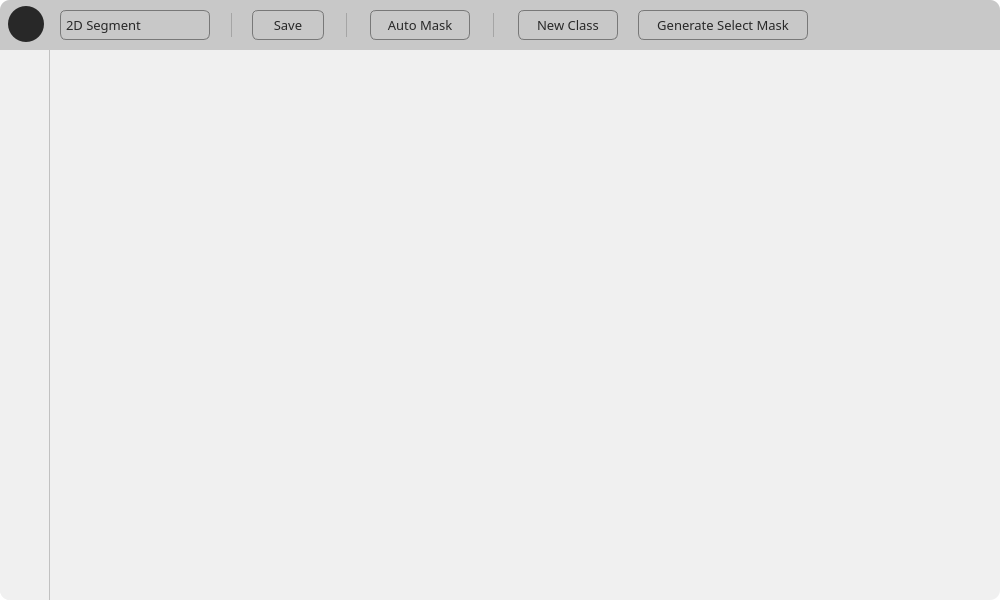
KatouMegumii/easy-to-segment, file main_structure.ui: the form before one commit.
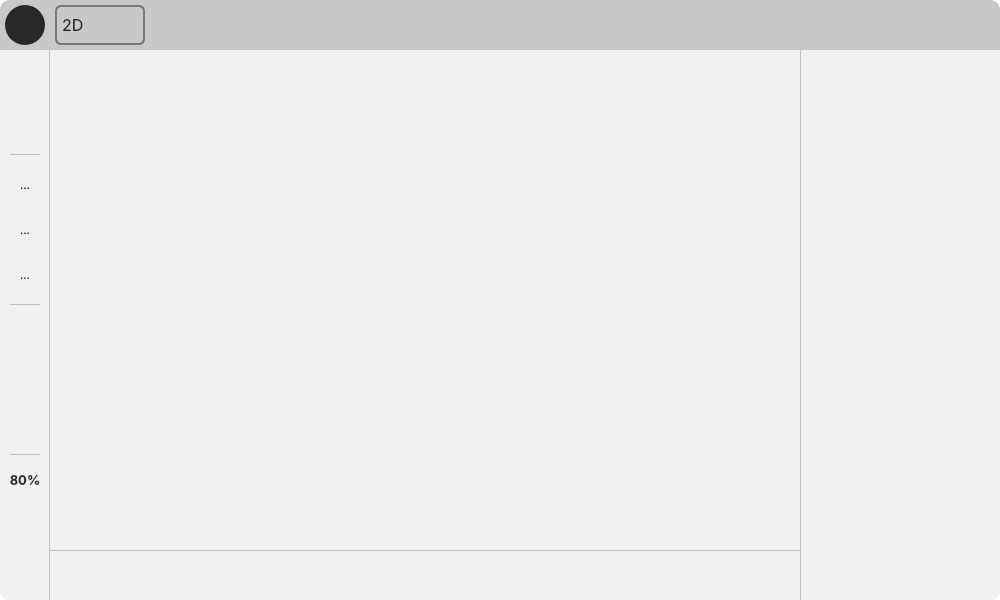
The form after the commit. Icons and pictures are not drawn.

Commit message: function bar updated

Patch:
```diff
--- a/main_structure.ui
+++ b/main_structure.ui
@@ -82,15 +82,19 @@
     <widget class="QPushButton" name="button_import">
      <property name="geometry">
       <rect>
-       <x>8</x>
-       <y>6</y>
-       <width>36</width>
-       <height>36</height>
+       <x>5</x>
+       <y>5</y>
+       <width>40</width>
+       <height>40</height>
       </rect>
      </property>
      <property name="styleSheet">
       <string notr="true">QPushButton{
-border-radius: 18px;
+border-radius: 20px;
+min-width:40px;
+max-width:40px;
+min-height:40px;
+max-height:40px;
 background-color: rgb(40, 40, 40)
 }
 
@@ -111,24 +115,24 @@
      </property>
      <property name="iconSize">
       <size>
-       <width>18</width>
-       <height>18</height>
+       <width>24</width>
+       <height>24</height>
       </size>
      </property>
     </widget>
     <widget class="QComboBox" name="cbox_mode">
      <property name="geometry">
       <rect>
-       <x>60</x>
-       <y>10</y>
-       <width>150</width>
-       <height>30</height>
+       <x>55</x>
+       <y>5</y>
+       <width>90</width>
+       <height>40</height>
       </rect>
      </property>
      <property name="font">
       <font>
-       <family>苹方 中等</family>
-       <pointsize>10</pointsize>
+       <family>SF Pro Display</family>
+       <pointsize>12</pointsize>
        <bold>false</bold>
       </font>
      </property>
@@ -137,7 +141,7 @@
      </property>
      <property name="styleSheet">
       <string notr="true">QComboBox {
-    border: 1px solid rgb(120,120,120); 
+    border: 2px solid rgb(120,120,120); 
     border-radius: 6px;
     color: rgb(40,40,40);
     padding-left:5px;
@@ -159,13 +163,13 @@
      </property>
      <property name="iconSize">
       <size>
-       <width>18</width>
-       <height>18</height>
+       <width>24</width>
+       <height>24</height>
       </size>
      </property>
      <item>
       <property name="text">
-       <string>2D Segment</string>
+       <string>2D</string>
       </property>
       <property name="icon">
        <iconset>
@@ -182,255 +186,6 @@
       </property>
      </item>
     </widget>
-    <widget class="QFrame" name="frame_top_divide1">
-     <property name="geometry">
-      <rect>
-       <x>230</x>
-       <y>13</y>
-       <width>2</width>
-       <height>24</height>
-      </rect>
-     </property>
-     <property name="styleSheet">
-      <string notr="true">border-right: 1px solid rgba(160, 160, 160,220)</string>
-     </property>
-     <property name="frameShape">
-      <enum>QFrame::StyledPanel</enum>
-     </property>
-     <property name="frameShadow">
-      <enum>QFrame::Raised</enum>
-     </property>
-    </widget>
-    <widget class="QPushButton" name="button_new_class">
-     <property name="geometry">
-      <rect>
-       <x>518</x>
-       <y>10</y>
-       <width>100</width>
-       <height>30</height>
-      </rect>
-     </property>
-     <property name="font">
-      <font>
-       <family>苹方 中等</family>
-       <pointsize>10</pointsize>
-       <bold>false</bold>
-      </font>
-     </property>
-     <property name="styleSheet">
-      <string notr="true">QPushButton{
-border-radius: 6px;
-border: 1px solid rgb(120,120,120);
-color: rgb(40,40,40);
-}
-
-QPushButton:hover{
-border: 1px solid rgba(40,40,40,220);
-background-color: rgba(40, 40, 40,220);
-color: rgb(255,255,255)
-}
-QPushButton:pressed{
-border: 1px solid rgba(0,0,0,240);
-background-color: rgba(0,0,0,240);
-color: rgb(255,255,255)
-}</string>
-     </property>
-     <property name="text">
-      <string>New Class</string>
-     </property>
-     <property name="icon">
-      <iconset>
-       <normaloff>../easy-to-segment/UI icon/square-add.svg</normaloff>../easy-to-segment/UI icon/square-add.svg</iconset>
-     </property>
-     <property name="iconSize">
-      <size>
-       <width>18</width>
-       <height>18</height>
-      </size>
-     </property>
-    </widget>
-    <widget class="QFrame" name="frame_top_divide3">
-     <property name="geometry">
-      <rect>
-       <x>492</x>
-       <y>13</y>
-       <width>2</width>
-       <height>24</height>
-      </rect>
-     </property>
-     <property name="styleSheet">
-      <string notr="true">border-right: 1px solid rgba(160, 160, 160, 220)</string>
-     </property>
-     <property name="frameShape">
-      <enum>QFrame::StyledPanel</enum>
-     </property>
-     <property name="frameShadow">
-      <enum>QFrame::Raised</enum>
-     </property>
-    </widget>
-    <widget class="QPushButton" name="button_generate_mask">
-     <property name="geometry">
-      <rect>
-       <x>638</x>
-       <y>10</y>
-       <width>170</width>
-       <height>30</height>
-      </rect>
-     </property>
-     <property name="font">
-      <font>
-       <family>苹方 中等</family>
-       <pointsize>10</pointsize>
-       <bold>false</bold>
-      </font>
-     </property>
-     <property name="styleSheet">
-      <string notr="true">QPushButton{
-border-radius: 6px;
-border: 1px solid rgb(120,120,120);
-color: rgb(40,40,40);
-}
-
-QPushButton:hover{
-border: 1px solid rgba(40,40,40,220);
-background-color: rgba(40, 40, 40,220);
-color: rgb(255,255,255)
-}
-QPushButton:pressed{
-border: 1px solid rgba(0,0,0,240);
-background-color: rgba(0,0,0,240);
-color: rgb(255,255,255)
-}</string>
-     </property>
-     <property name="text">
-      <string>Generate Select Mask</string>
-     </property>
-     <property name="icon">
-      <iconset>
-       <normaloff>../easy-to-segment/UI icon/generate-mask.svg</normaloff>../easy-to-segment/UI icon/generate-mask.svg</iconset>
-     </property>
-     <property name="iconSize">
-      <size>
-       <width>18</width>
-       <height>18</height>
-      </size>
-     </property>
-    </widget>
-    <widget class="QPushButton" name="button_save">
-     <property name="geometry">
-      <rect>
-       <x>252</x>
-       <y>10</y>
-       <width>72</width>
-       <height>30</height>
-      </rect>
-     </property>
-     <property name="font">
-      <font>
-       <family>苹方 中等</family>
-       <pointsize>10</pointsize>
-       <bold>false</bold>
-      </font>
-     </property>
-     <property name="styleSheet">
-      <string notr="true">QPushButton{
-border-radius: 6px;
-border: 1px solid rgb(120,120,120);
-color: rgb(40,40,40);
-}
-
-QPushButton:hover{
-border: 1px solid rgba(40,40,40,220);
-background-color: rgba(40, 40, 40,220);
-color: rgb(255,255,255)
-}
-QPushButton:pressed{
-border: 1px solid rgba(0,0,0,240);
-background-color: rgba(0,0,0,240);
-color: rgb(255,255,255)
-}</string>
-     </property>
-     <property name="text">
-      <string>Save</string>
-     </property>
-     <property name="icon">
-      <iconset>
-       <normaloff>../easy-to-segment/UI icon/save.svg</normaloff>../easy-to-segment/UI icon/save.svg</iconset>
-     </property>
-     <property name="iconSize">
-      <size>
-       <width>18</width>
-       <height>18</height>
-      </size>
-     </property>
-    </widget>
-    <widget class="QFrame" name="frame_top_divide2">
-     <property name="geometry">
-      <rect>
-       <x>345</x>
-       <y>13</y>
-       <width>2</width>
-       <height>24</height>
-      </rect>
-     </property>
-     <property name="styleSheet">
-      <string notr="true">border-right: 1px solid rgba(160, 160, 160, 220)</string>
-     </property>
-     <property name="frameShape">
-      <enum>QFrame::StyledPanel</enum>
-     </property>
-     <property name="frameShadow">
-      <enum>QFrame::Raised</enum>
-     </property>
-    </widget>
-    <widget class="QPushButton" name="button_auto_mask">
-     <property name="geometry">
-      <rect>
-       <x>370</x>
-       <y>10</y>
-       <width>100</width>
-       <height>30</height>
-      </rect>
-     </property>
-     <property name="font">
-      <font>
-       <family>苹方 中等</family>
-       <pointsize>10</pointsize>
-       <bold>false</bold>
-      </font>
-     </property>
-     <property name="styleSheet">
-      <string notr="true">QPushButton{
-border-radius: 6px;
-border: 1px solid rgb(120,120,120);
-color: rgb(40,40,40);
-}
-
-QPushButton:hover{
-border: 1px solid rgba(40,40,40,220);
-background-color: rgba(40, 40, 40,220);
-color: rgb(255,255,255)
-}
-QPushButton:pressed{
-border: 1px solid rgba(0,0,0,240);
-background-color: rgba(0,0,0,240);
-color: rgb(255,255,255)
-}</string>
-     </property>
-     <property name="text">
-      <string>Auto Mask</string>
-     </property>
-     <property name="icon">
-      <iconset>
-       <normaloff>../easy-to-segment/UI icon/magic.svg</normaloff>../easy-to-segment/UI icon/magic.svg</iconset>
-     </property>
-     <property name="iconSize">
-      <size>
-       <width>18</width>
-       <height>18</height>
-      </size>
-     </property>
-    </widget>
     <widget class="QFrame" name="frame_top_right">
      <property name="geometry">
       <rect>
@@ -550,6 +305,726 @@
      </property>
      <property name="styleSheet">
       <string notr="true">border-right: 0.5px solid rgba(180, 180, 180, 200)</string>
+     </property>
+     <property name="frameShape">
+      <enum>QFrame::StyledPanel</enum>
+     </property>
+     <property name="frameShadow">
+      <enum>QFrame::Raised</enum>
+     </property>
+    </widget>
+    <widget class="QFrame" name="frame_operation">
+     <property name="geometry">
+      <rect>
+       <x>0</x>
+       <y>255</y>
+       <width>50</width>
+       <height>150</height>
+      </rect>
+     </property>
+     <property name="styleSheet">
+      <string notr="true">background: transparent;</string>
+     </property>
+     <property name="frameShape">
+      <enum>QFrame::StyledPanel</enum>
+     </property>
+     <property name="frameShadow">
+      <enum>QFrame::Raised</enum>
+     </property>
+     <widget class="QPushButton" name="button_undo">
+      <property name="geometry">
+       <rect>
+        <x>5</x>
+        <y>10</y>
+        <width>40</width>
+        <height>40</height>
+       </rect>
+      </property>
+      <property name="styleSheet">
+       <string notr="true">QPushButton{
+border-radius: 5px;
+min-width:40px;
+max-width:40px;
+min-height:40px;
+max-height:40px;
+}
+
+QPushButton:hover{
+background-color: rgba(40,40,40,100);
+icon: url(D:/Python Coding/easy-to-segment/UI icon/undo-white.svg);
+}
+
+QPushButton:pressed{
+border: transparent;
+background-color: rgba(20,20,20,200);
+icon: url(D:/Python Coding/easy-to-segment/UI icon/undo-white.svg);
+}</string>
+      </property>
+      <property name="text">
+       <string/>
+      </property>
+      <property name="icon">
+       <iconset>
+        <normaloff>UI icon/undo.svg</normaloff>UI icon/undo.svg</iconset>
+      </property>
+      <property name="iconSize">
+       <size>
+        <width>24</width>
+        <height>24</height>
+       </size>
+      </property>
+     </widget>
+     <widget class="QPushButton" name="button_redo">
+      <property name="geometry">
+       <rect>
+        <x>5</x>
+        <y>55</y>
+        <width>40</width>
+        <height>40</height>
+       </rect>
+      </property>
+      <property name="styleSheet">
+       <string notr="true">QPushButton{
+border-radius: 5px;
+min-width:40px;
+max-width:40px;
+min-height:40px;
+max-height:40px;
+}
+
+QPushButton:hover{
+background-color: rgba(40,40,40,100);
+icon: url(D:/Python Coding/easy-to-segment/UI icon/redo-white.svg);
+}
+
+QPushButton:pressed{
+border: transparent;
+background-color: rgba(20,20,20,200);
+icon: url(D:/Python Coding/easy-to-segment/UI icon/redo-white.svg);
+}</string>
+      </property>
+      <property name="text">
+       <string/>
+      </property>
+      <property name="icon">
+       <iconset>
+        <normaloff>UI icon/redo.svg</normaloff>UI icon/redo.svg</iconset>
+      </property>
+      <property name="iconSize">
+       <size>
+        <width>24</width>
+        <height>24</height>
+       </size>
+      </property>
+     </widget>
+     <widget class="QPushButton" name="button_reset">
+      <property name="geometry">
+       <rect>
+        <x>5</x>
+        <y>100</y>
+        <width>40</width>
+        <height>40</height>
+       </rect>
+      </property>
+      <property name="styleSheet">
+       <string notr="true">QPushButton{
+border-radius: 5px;
+min-width:40px;
+max-width:40px;
+min-height:40px;
+max-height:40px;
+}
+
+QPushButton:hover{
+background-color: rgba(40,40,40,100);
+icon: url(D:/Python Coding/easy-to-segment/UI icon/reset-white.svg);
+}
+
+QPushButton:pressed{
+border: transparent;
+background-color: rgba(20,20,20,200);
+icon: url(D:/Python Coding/easy-to-segment/UI icon/reset-white.svg);
+}</string>
+      </property>
+      <property name="text">
+       <string/>
+      </property>
+      <property name="icon">
+       <iconset>
+        <normaloff>UI icon/reset.svg</normaloff>UI icon/reset.svg</iconset>
+      </property>
+      <property name="iconSize">
+       <size>
+        <width>24</width>
+        <height>24</height>
+       </size>
+      </property>
+     </widget>
+     <widget class="QFrame" name="frame_zoom_border">
+      <property name="geometry">
+       <rect>
+        <x>10</x>
+        <y>145</y>
+        <width>30</width>
+        <height>5</height>
+       </rect>
+      </property>
+      <property name="styleSheet">
+       <string notr="true">border-bottom: 1px solid rgba(180, 180, 180, 200)</string>
+      </property>
+      <property name="frameShape">
+       <enum>QFrame::StyledPanel</enum>
+      </property>
+      <property name="frameShadow">
+       <enum>QFrame::Raised</enum>
+      </property>
+     </widget>
+    </widget>
+    <widget class="QFrame" name="frame_zoom">
+     <property name="geometry">
+      <rect>
+       <x>0</x>
+       <y>405</y>
+       <width>50</width>
+       <height>155</height>
+      </rect>
+     </property>
+     <property name="styleSheet">
+      <string notr="true">background: transparent;</string>
+     </property>
+     <property name="frameShape">
+      <enum>QFrame::StyledPanel</enum>
+     </property>
+     <property name="frameShadow">
+      <enum>QFrame::Raised</enum>
+     </property>
+     <widget class="QPushButton" name="button_zoom_in">
+      <property name="geometry">
+       <rect>
+        <x>5</x>
+        <y>45</y>
+        <width>40</width>
+        <height>40</height>
+       </rect>
+      </property>
+      <property name="styleSheet">
+       <string notr="true">QPushButton{
+border-radius: 5px;
+min-width:40px;
+max-width:40px;
+min-height:40px;
+max-height:40px;
+}
+
+QPushButton:hover{
+background-color: rgba(40,40,40,100);
+icon: url(D:/Python Coding/easy-to-segment/UI icon/zoom-in-white.svg);
+}
+QPushButton:pressed{
+border: transparent;
+background-color: rgba(20,20,20,200);
+icon: url(D:/Python Coding/easy-to-segment/UI icon/zoom-in-white.svg);
+}</string>
+      </property>
+      <property name="text">
+       <string/>
+      </property>
+      <property name="icon">
+       <iconset>
+        <normaloff>UI icon/zoom-in.svg</normaloff>UI icon/zoom-in.svg</iconset>
+      </property>
+      <property name="iconSize">
+       <size>
+        <width>24</width>
+        <height>24</height>
+       </size>
+      </property>
+     </widget>
+     <widget class="QPushButton" name="button_zoom_out">
+      <property name="geometry">
+       <rect>
+        <x>5</x>
+        <y>90</y>
+        <width>40</width>
+        <height>40</height>
+       </rect>
+      </property>
+      <property name="styleSheet">
+       <string notr="true">QPushButton{
+border-radius: 5px;
+min-width:40px;
+max-width:40px;
+min-height:40px;
+max-height:40px;
+}
+
+QPushButton:hover{
+background-color: rgba(40,40,40,100);
+icon: url(D:/Python Coding/easy-to-segment/UI icon/zoom-out-white.svg);
+}
+QPushButton:pressed{
+border: transparent;
+background-color: rgba(20,20,20,200);
+icon: url(D:/Python Coding/easy-to-segment/UI icon/zoom-out-white.svg);
+}</string>
+      </property>
+      <property name="text">
+       <string/>
+      </property>
+      <property name="icon">
+       <iconset>
+        <normaloff>UI icon/zoom-out.svg</normaloff>UI icon/zoom-out.svg</iconset>
+      </property>
+      <property name="iconSize">
+       <size>
+        <width>24</width>
+        <height>24</height>
+       </size>
+      </property>
+     </widget>
+     <widget class="QLabel" name="label_photo_size">
+      <property name="geometry">
+       <rect>
+        <x>5</x>
+        <y>5</y>
+        <width>40</width>
+        <height>40</height>
+       </rect>
+      </property>
+      <property name="font">
+       <font>
+        <family>SF Pro Display</family>
+        <pointsize>10</pointsize>
+        <bold>true</bold>
+       </font>
+      </property>
+      <property name="styleSheet">
+       <string notr="true">min-width:40px;
+max-width:40px;
+min-height:40px;
+max-height:40px;
+color: rgb(40, 40, 40);</string>
+      </property>
+      <property name="text">
+       <string>80%</string>
+      </property>
+      <property name="scaledContents">
+       <bool>true</bool>
+      </property>
+      <property name="alignment">
+       <set>Qt::AlignCenter</set>
+      </property>
+     </widget>
+    </widget>
+    <widget class="QFrame" name="frame_settings">
+     <property name="geometry">
+      <rect>
+       <x>0</x>
+       <y>0</y>
+       <width>50</width>
+       <height>105</height>
+      </rect>
+     </property>
+     <property name="styleSheet">
+      <string notr="true">background: transparent;</string>
+     </property>
+     <property name="frameShape">
+      <enum>QFrame::StyledPanel</enum>
+     </property>
+     <property name="frameShadow">
+      <enum>QFrame::Raised</enum>
+     </property>
+     <widget class="QPushButton" name="button_settings">
+      <property name="geometry">
+       <rect>
+        <x>5</x>
+        <y>10</y>
+        <width>40</width>
+        <height>40</height>
+       </rect>
+      </property>
+      <property name="toolTipDuration">
+       <number>0</number>
+      </property>
+      <property name="styleSheet">
+       <string notr="true">QPushButton{
+border-radius: 5px;
+min-width:40px;
+max-width:40px;
+min-height:40px;
+max-height:40px;
+}
+
+QPushButton:hover{
+background-color: rgba(40,40,40,150);
+icon: url(D:/Python Coding/easy-to-segment/UI icon/settings-white.svg);
+}
+
+QPushButton:pressed{
+border: transparent;
+background-color: rgba(20,20,20,200);
+icon: url(D:/Python Coding/easy-to-segment/UI icon/settings-white.svg);
+}
+</string>
+      </property>
+      <property name="text">
+       <string/>
+      </property>
+      <property name="icon">
+       <iconset>
+        <normaloff>UI icon/settings.svg</normaloff>UI icon/settings.svg</iconset>
+      </property>
+      <property name="iconSize">
+       <size>
+        <width>24</width>
+        <height>24</height>
+       </size>
+      </property>
+     </widget>
+     <widget class="QFrame" name="frame_settings_border">
+      <property name="geometry">
+       <rect>
+        <x>10</x>
+        <y>100</y>
+        <width>30</width>
+        <height>5</height>
+       </rect>
+      </property>
+      <property name="styleSheet">
+       <string notr="true">border-bottom: 1px solid rgba(180, 180, 180, 200)</string>
+      </property>
+      <property name="frameShape">
+       <enum>QFrame::StyledPanel</enum>
+      </property>
+      <property name="frameShadow">
+       <enum>QFrame::Raised</enum>
+      </property>
+     </widget>
+     <widget class="QPushButton" name="button_save">
+      <property name="geometry">
+       <rect>
+        <x>5</x>
+        <y>55</y>
+        <width>40</width>
+        <height>40</height>
+       </rect>
+      </property>
+      <property name="font">
+       <font>
+        <family>SF Pro Display</family>
+        <pointsize>10</pointsize>
+        <bold>false</bold>
+       </font>
+      </property>
+      <property name="styleSheet">
+       <string notr="true">QPushButton{
+border-radius: 5px;
+min-width:40px;
+max-width:40px;
+min-height:40px;
+max-height:40px;
+}
+
+QPushButton:hover{
+background-color: rgba(40,40,40,150);
+icon: url(D:/Python Coding/easy-to-segment/UI icon/save-white.svg);
+}
+
+QPushButton:pressed{
+border: transparent;
+background-color: rgba(20,20,20,200);
+icon: url(D:/Python Coding/easy-to-segment/UI icon/save-white.svg);
+}</string>
+      </property>
+      <property name="text">
+       <string/>
+      </property>
+      <property name="icon">
+       <iconset>
+        <normaloff>UI icon/save.svg</normaloff>UI icon/save.svg</iconset>
+      </property>
+      <property name="iconSize">
+       <size>
+        <width>24</width>
+        <height>24</height>
+       </size>
+      </property>
+     </widget>
+    </widget>
+    <widget class="QFrame" name="frame_mode">
+     <property name="geometry">
+      <rect>
+       <x>0</x>
+       <y>105</y>
+       <width>50</width>
+       <height>150</height>
+      </rect>
+     </property>
+     <property name="styleSheet">
+      <string notr="true">background: transparent;</string>
+     </property>
+     <property name="frameShape">
+      <enum>QFrame::StyledPanel</enum>
+     </property>
+     <property name="frameShadow">
+      <enum>QFrame::Raised</enum>
+     </property>
+     <widget class="QToolButton" name="button_box_mode">
+      <property name="geometry">
+       <rect>
+        <x>5</x>
+        <y>100</y>
+        <width>40</width>
+        <height>40</height>
+       </rect>
+      </property>
+      <property name="styleSheet">
+       <string notr="true">QToolButton{
+border-radius: 5px;
+min-width:40px;
+max-width:40px;
+min-height:40px;
+max-height:40px;
+}
+
+QToolButton:hover{
+background-color: rgba(40,40,40,150);
+}
+
+QToolButton:pressed{
+border: none;
+background-color: rgba(20,20,20,200);
+padding-left: 0px;
+padding-right:0px;
+padding-bottom:0px;
+padding-top:0px;
+}
+
+QToolButton:checked{
+border: none;
+background-color: rgba(20,20,20,200);
+padding-left: 0px;
+padding-right:0px;
+padding-bottom:0px;
+padding-top:0px;
+}
+</string>
+      </property>
+      <property name="text">
+       <string>...</string>
+      </property>
+      <property name="icon">
+       <iconset>
+        <normaloff>UI icon/box.svg</normaloff>UI icon/box.svg</iconset>
+      </property>
+      <property name="iconSize">
+       <size>
+        <width>26</width>
+        <height>26</height>
+       </size>
+      </property>
+      <property name="checkable">
+       <bool>true</bool>
+      </property>
+     </widget>
+     <widget class="QFrame" name="frame_mode_border">
+      <property name="geometry">
+       <rect>
+        <x>10</x>
+        <y>145</y>
+        <width>30</width>
+        <height>5</height>
+       </rect>
+      </property>
+      <property name="styleSheet">
+       <string notr="true">border-bottom: 1px solid rgba(180, 180, 180, 200)</string>
+      </property>
+      <property name="frameShape">
+       <enum>QFrame::StyledPanel</enum>
+      </property>
+      <property name="frameShadow">
+       <enum>QFrame::Raised</enum>
+      </property>
+     </widget>
+     <widget class="QToolButton" name="button_view_mode">
+      <property name="geometry">
+       <rect>
+        <x>5</x>
+        <y>10</y>
+        <width>40</width>
+        <height>40</height>
+       </rect>
+      </property>
+      <property name="styleSheet">
+       <string notr="true">QToolButton{
+border-radius: 5px;
+min-width:40px;
+max-width:40px;
+min-height:40px;
+max-height:40px;
+}
+
+QToolButton:hover{
+background-color: rgba(40,40,40,150);
+}
+
+QToolButton:pressed{
+border: none;
+background-color: rgba(20,20,20,200);
+padding-left: 0px;
+padding-right:0px;
+padding-bottom:0px;
+padding-top:0px;
+}
+
+QToolButton:checked{
+border: none;
+background-color: rgba(20,20,20,200);
+padding-left: 0px;
+padding-right:0px;
+padding-bottom:0px;
+padding-top:0px;
+}
+</string>
+      </property>
+      <property name="text">
+       <string>...</string>
+      </property>
+      <property name="icon">
+       <iconset>
+        <normaloff>UI icon/view.svg</normaloff>UI icon/view.svg</iconset>
+      </property>
+      <property name="iconSize">
+       <size>
+        <width>26</width>
+        <height>26</height>
+       </size>
+      </property>
+      <property name="checkable">
+       <bool>true</bool>
+      </property>
+     </widget>
+     <widget class="QToolButton" name="button_point_mode">
+      <property name="geometry">
+       <rect>
+        <x>5</x>
+        <y>55</y>
+        <width>40</width>
+        <height>40</height>
+       </rect>
+      </property>
+      <property name="styleSheet">
+       <string notr="true">QToolButton{
+border-radius: 5px;
+min-width:40px;
+max-width:40px;
+min-height:40px;
+max-height:40px;
+}
+
+QToolButton:hover{
+background-color: rgba(40,40,40,150);
+}
+
+QToolButton:pressed{
+border: none;
+background-color: rgba(20,20,20,200);
+padding-left: 0px;
+padding-right:0px;
+padding-bottom:0px;
+padding-top:0px;
+}
+
+QToolButton:checked{
+border: none;
+background-color: rgba(20,20,20,200);
+padding-left: 0px;
+padding-right:0px;
+padding-bottom:0px;
+padding-top:0px;
+}
+</string>
+      </property>
+      <property name="text">
+       <string>...</string>
+      </property>
+      <property name="icon">
+       <iconset>
+        <normaloff>UI icon/point.svg</normaloff>UI icon/point.svg</iconset>
+      </property>
+      <property name="iconSize">
+       <size>
+        <width>24</width>
+        <height>24</height>
+       </size>
+      </property>
+      <property name="checkable">
+       <bool>true</bool>
+      </property>
+     </widget>
+    </widget>
+   </widget>
+   <widget class="QFrame" name="frame_mask_list">
+    <property name="geometry">
+     <rect>
+      <x>800</x>
+      <y>50</y>
+      <width>200</width>
+      <height>550</height>
+     </rect>
+    </property>
+    <property name="frameShape">
+     <enum>QFrame::StyledPanel</enum>
+    </property>
+    <property name="frameShadow">
+     <enum>QFrame::Raised</enum>
+    </property>
+    <widget class="QFrame" name="frame_mask_list_border">
+     <property name="geometry">
+      <rect>
+       <x>0</x>
+       <y>0</y>
+       <width>10</width>
+       <height>550</height>
+      </rect>
+     </property>
+     <property name="styleSheet">
+      <string notr="true">border-left: 1px solid rgba(180, 180, 180, 200)</string>
+     </property>
+     <property name="frameShape">
+      <enum>QFrame::StyledPanel</enum>
+     </property>
+     <property name="frameShadow">
+      <enum>QFrame::Raised</enum>
+     </property>
+    </widget>
+   </widget>
+   <widget class="QFrame" name="frame_display">
+    <property name="geometry">
+     <rect>
+      <x>50</x>
+      <y>550</y>
+      <width>750</width>
+      <height>50</height>
+     </rect>
+    </property>
+    <property name="frameShape">
+     <enum>QFrame::StyledPanel</enum>
+    </property>
+    <property name="frameShadow">
+     <enum>QFrame::Raised</enum>
+    </property>
+    <widget class="QFrame" name="frame_display_border">
+     <property name="geometry">
+      <rect>
+       <x>0</x>
+       <y>0</y>
+       <width>750</width>
+       <height>10</height>
+      </rect>
+     </property>
+     <property name="styleSheet">
+      <string notr="true">border-top: 1px solid rgba(180, 180, 180, 200)</string>
      </property>
      <property name="frameShape">
       <enum>QFrame::StyledPanel</enum>
```
Left out of the diff: 23 changed lines with no effect on the pictures. The commit also changes 2 other files.
